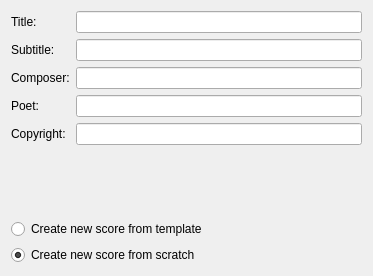
This is mscore/mscore/newwizard.ui in musescore/musescore-old as Qt 5 draws it before an edit. The edited form follows.
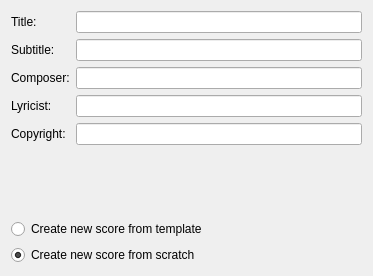
This is the edited form.

The edit to the form file:
```diff
--- a/mscore/mscore/newwizard.ui
+++ b/mscore/mscore/newwizard.ui
@@ -43,10 +43,10 @@
    <item row="2" column="1" >
     <widget class="QLineEdit" name="composer" />
    </item>
-   <item row="3" column="0" >
-    <widget class="QLabel" name="label_4" >
-     <property name="text" >
-      <string>Poet:</string>
+   <item row="3" column="0">
+    <widget class="QLabel" name="label_4">
+     <property name="text">
+      <string>Lyricist:</string>
      </property>
     </widget>
    </item>
```
Left out of the diff: 75 changed lines with no effect on the pictures.
